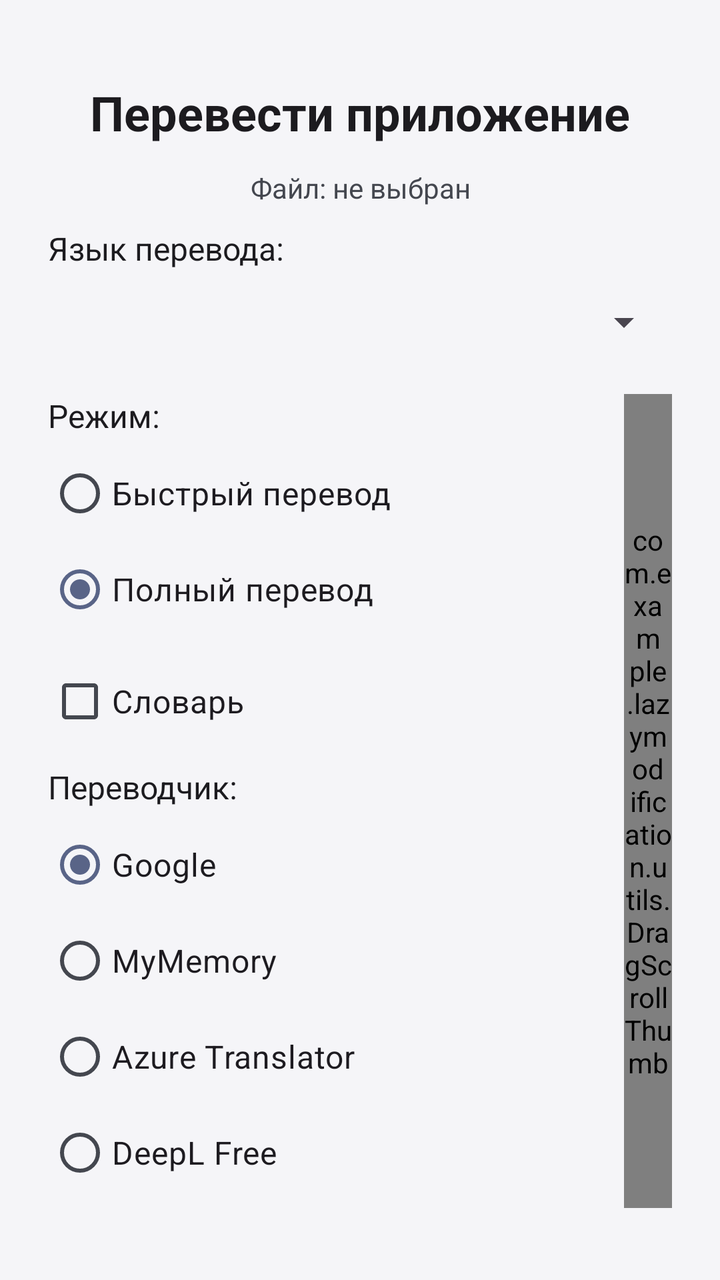
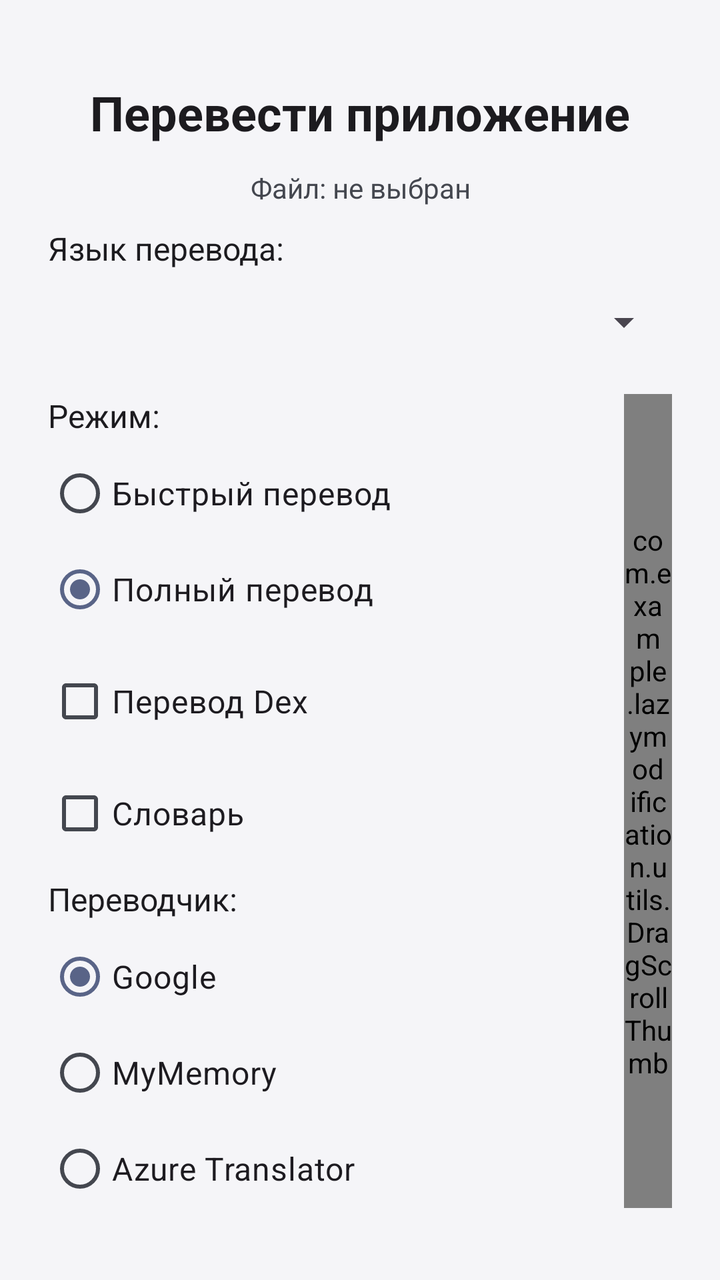

Before-and-after screenshots of an Android layout around one commit, followed by the original layout XML and the change that was made.
<!-- AndroidManifest.xml: activity theme Theme.LazyModification -->
<!-- res/layout/activity_translate_app.xml -->
<?xml version="1.0" encoding="utf-8"?>
<androidx.constraintlayout.widget.ConstraintLayout
    xmlns:android="http://schemas.android.com/apk/res/android"
    xmlns:app="http://schemas.android.com/apk/res-auto"
    android:layout_width="match_parent"
    android:layout_height="match_parent"
    android:padding="24dp">

    <TextView
        android:id="@+id/tvTitle"
        android:layout_width="wrap_content"
        android:layout_height="wrap_content"
        android:text="@string/translate_app_button"
        android:textSize="24sp"
        android:textStyle="bold"
        android:textColor="?attr/colorOnSurface"
        app:layout_constraintTop_toTopOf="parent"
        app:layout_constraintStart_toStartOf="parent"
        app:layout_constraintEnd_toEndOf="parent"
        android:layout_marginTop="16dp"/>

    <TextView
        android:id="@+id/tvFileName"
        android:layout_width="0dp"
        android:layout_height="wrap_content"
        android:text="@string/file_not_selected"
        android:textSize="14sp"
        android:textColor="?attr/colorOnSurfaceVariant"
        android:gravity="center"
        app:layout_constraintTop_toBottomOf="@id/tvTitle"
        app:layout_constraintStart_toStartOf="parent"
        app:layout_constraintEnd_toEndOf="parent"
        android:layout_marginTop="12dp"/>

    <LinearLayout
        android:id="@+id/llTargetLanguage"
        android:layout_width="0dp"
        android:layout_height="wrap_content"
        android:orientation="vertical"
        android:layout_marginTop="10dp"
        app:layout_constraintTop_toBottomOf="@id/tvFileName"
        app:layout_constraintStart_toStartOf="parent"
        app:layout_constraintEnd_toEndOf="parent">

        <TextView
            android:layout_width="wrap_content"
            android:layout_height="wrap_content"
            android:text="@string/target_language_label"
            android:textSize="16sp"
            android:textColor="?attr/colorOnSurface"/>

        <Spinner
            android:id="@+id/spTargetLanguage"
            android:layout_width="match_parent"
            android:layout_height="wrap_content"
            android:layout_marginTop="2dp"
            android:minHeight="48dp"
            android:spinnerMode="dropdown"/>

    </LinearLayout>

    <LinearLayout
        android:layout_width="0dp"
        android:layout_height="0dp"
        android:orientation="horizontal"
        app:layout_constraintTop_toBottomOf="@id/llTargetLanguage"
        app:layout_constraintBottom_toTopOf="@id/btnContinueTranslate"
        app:layout_constraintStart_toStartOf="parent"
        app:layout_constraintEnd_toEndOf="parent"
        android:layout_marginTop="12dp"
        android:layout_marginBottom="12dp">

        <ScrollView
            android:id="@+id/scrollMain"
            android:layout_width="0dp"
            android:layout_height="match_parent"
            android:layout_weight="1"
            android:scrollbars="none">

        <LinearLayout
            android:layout_width="match_parent"
            android:layout_height="wrap_content"
            android:orientation="vertical">

            <LinearLayout
                android:id="@+id/llSetup"
                android:layout_width="match_parent"
                android:layout_height="wrap_content"
                android:orientation="vertical">

                <TextView
                    android:layout_width="wrap_content"
                    android:layout_height="wrap_content"
                    android:text="@string/mode_label"
                    android:textSize="16sp"
                    android:textColor="?attr/colorOnSurface"/>

                <RadioGroup
                    android:id="@+id/rgMode"
                    android:layout_width="match_parent"
                    android:layout_height="wrap_content"
                    android:layout_marginTop="4dp">

                    <RadioButton
                        android:id="@+id/rbModeFast"
                        android:layout_width="wrap_content"
                        android:layout_height="wrap_content"
                        android:text="@string/mode_fast"
                        android:textSize="16sp"/>

                    <RadioButton
                        android:id="@+id/rbModeFull"
                        android:layout_width="wrap_content"
                        android:layout_height="wrap_content"
                        android:text="@string/mode_full"
                        android:textSize="16sp"
                        android:checked="true"/>

                </RadioGroup>

                <CheckBox
                    android:id="@+id/cbDictionary"
                    android:layout_width="match_parent"
                    android:layout_height="wrap_content"
                    android:text="@string/use_dictionary"
                    android:textSize="16sp"
                    android:layout_marginTop="8dp"/>

                <LinearLayout
                    android:id="@+id/llDictionary"
                    android:layout_width="match_parent"
                    android:layout_height="wrap_content"
                    android:orientation="vertical"
                    android:visibility="gone"
                    android:layout_marginTop="6dp">

                    <TextView
                        android:id="@+id/tvDictionaryName"
                        android:layout_width="match_parent"
                        android:layout_height="wrap_content"
                        android:text="@string/dictionary_not_selected"
                        android:textSize="13sp"
                        android:textColor="?attr/colorOnSurfaceVariant"/>

                    <com.google.android.material.button.MaterialButton
                        android:id="@+id/btnPickDictionary"
                        android:layout_width="match_parent"
                        android:layout_height="wrap_content"
                        android:layout_marginTop="6dp"
                        android:text="@string/choose_dictionary"
                        android:textSize="15sp"
                        app:icon="@android:drawable/ic_menu_search"
                        app:iconGravity="textStart"
                        app:iconPadding="8dp"/>

                </LinearLayout>

                <LinearLayout
                    android:id="@+id/llFastInput"
                    android:layout_width="match_parent"
                    android:layout_height="wrap_content"
                    android:orientation="vertical"
                    android:visibility="gone"
                    android:layout_marginTop="8dp">

                    <EditText
                        android:id="@+id/etFastStrings"
                        android:layout_width="match_parent"
                        android:layout_height="wrap_content"
                        android:hint="@string/fast_strings_hint"
                        android:inputType="textMultiLine"
                        android:minLines="3"
                        android:gravity="top"
                        android:textSize="15sp"/>

                    <TextView
                        android:layout_width="match_parent"
                        android:layout_height="wrap_content"
                        android:text="@string/fast_strings_note"
                        android:textSize="12sp"
                        android:textColor="?attr/colorOnSurfaceVariant"
                        android:layout_marginTop="4dp"/>

                </LinearLayout>

                <TextView
                    android:id="@+id/tvTranslatorLabel"
                    android:layout_width="wrap_content"
                    android:layout_height="wrap_content"
                    android:text="@string/translator_label"
                    android:textSize="16sp"
                    android:textColor="?attr/colorOnSurface"
                    android:layout_marginTop="8dp"/>

                <RadioGroup
                    android:id="@+id/rgTranslator"
                    android:layout_width="match_parent"
                    android:layout_height="wrap_content"
                    android:layout_marginTop="4dp">

                    <RadioButton
                        android:id="@+id/rbGoogle"
                        android:layout_width="wrap_content"
                        android:layout_height="wrap_content"
                        android:text="@string/translator_google"
                        android:textSize="16sp"
                        android:checked="true"/>

                    <RadioButton
                        android:id="@+id/rbMyMemory"
                        android:layout_width="wrap_content"
                        android:layout_height="wrap_content"
                        android:text="@string/translator_mymemory"
                        android:textSize="16sp"/>

                    <RadioButton
                        android:id="@+id/rbAzure"
                        android:layout_width="wrap_content"
                        android:layout_height="wrap_content"
                        android:text="@string/translator_azure"
                        android:textSize="16sp"/>

                    <RadioButton
                        android:id="@+id/rbDeepl"
                        android:layout_width="wrap_content"
                        android:layout_height="wrap_content"
                        android:text="@string/translator_deepl"
                        android:textSize="16sp"/>

                </RadioGroup>

                <LinearLayout
                    android:id="@+id/llAzure"
                    android:layout_width="match_parent"
                    android:layout_height="wrap_content"
                    android:orientation="vertical"
                    android:visibility="gone">

                    <EditText
                        android:id="@+id/etAzureKey"
                        android:layout_width="match_parent"
                        android:layout_height="wrap_content"
                        android:hint="@string/azure_key_hint"
                        android:inputType="textNoSuggestions"
                        android:textSize="15sp"/>

                    <EditText
                        android:id="@+id/etAzureRegion"
                        android:layout_width="match_parent"
                        android:layout_height="wrap_content"
                        android:hint="@string/azure_region_hint"
                        android:inputType="textNoSuggestions"
                        android:textSize="15sp"/>

                </LinearLayout>

                <LinearLayout
                    android:id="@+id/llDeepl"
                    android:layout_width="match_parent"
                    android:layout_height="wrap_content"
                    android:orientation="vertical"
                    android:visibility="gone">

                    <EditText
                        android:id="@+id/etDeeplKey"
                        android:layout_width="match_parent"
                        android:layout_height="wrap_content"
                        android:hint="@string/deepl_key_hint"
                        android:inputType="textNoSuggestions"
                        android:textSize="15sp"/>

                </LinearLayout>

                <com.google.android.material.button.MaterialButton
                    android:id="@+id/btnStartTranslate"
                    android:layout_width="match_parent"
                    android:layout_height="wrap_content"
                    android:layout_marginTop="16dp"
                    android:text="@string/start_translate"
                    android:textSize="17sp"
                    android:padding="16dp"
                    app:icon="@android:drawable/ic_menu_rotate"
                    app:iconGravity="textStart"
                    app:iconPadding="12dp"/>

            </LinearLayout>

            <LinearLayout
                android:id="@+id/llProgress"
                android:layout_width="match_parent"
                android:layout_height="wrap_content"
                android:orientation="vertical"
                android:gravity="center"
                android:visibility="gone"
                android:layout_marginTop="16dp">

                <ProgressBar
                    android:id="@+id/progressBar"
                    android:layout_width="wrap_content"
                    android:layout_height="wrap_content"/>

                <TextView
                    android:id="@+id/tvStatus"
                    android:layout_width="match_parent"
                    android:layout_height="wrap_content"
                    android:text=""
                    android:textSize="16sp"
                    android:textColor="?attr/colorOnSurfaceVariant"
                    android:gravity="center"
                    android:layout_marginTop="12dp"/>

            </LinearLayout>

            <TextView
                android:id="@+id/tvPreviewTitle"
                android:layout_width="match_parent"
                android:layout_height="wrap_content"
                android:text=""
                android:textSize="16sp"
                android:textStyle="bold"
                android:textColor="?attr/colorOnSurface"
                android:visibility="gone"
                android:layout_marginTop="16dp"/>

            <LinearLayout
                android:id="@+id/llPreview"
                android:layout_width="match_parent"
                android:layout_height="wrap_content"
                android:orientation="vertical"
                android:layout_marginTop="8dp"/>

        </LinearLayout>
        </ScrollView>

        <com.example.lazymodification.utils.DragScrollThumb
            android:id="@+id/translateScrollThumb"
            android:layout_width="24dp"
            android:layout_height="match_parent" />
    </LinearLayout>

    <com.google.android.material.button.MaterialButton
        android:id="@+id/btnContinueTranslate"
        android:layout_width="0dp"
        android:layout_height="wrap_content"
        android:text="@string/continue_translate"
        android:textSize="17sp"
        android:padding="14dp"
        android:visibility="gone"
        app:icon="@android:drawable/ic_menu_rotate"
        app:iconGravity="textStart"
        app:iconPadding="12dp"
        app:layout_constraintBottom_toTopOf="@id/btnCreateDictionary"
        app:layout_constraintStart_toStartOf="parent"
        app:layout_constraintEnd_toEndOf="parent"
        android:layout_marginBottom="8dp"/>

    <com.google.android.material.button.MaterialButton
        android:id="@+id/btnCreateDictionary"
        android:layout_width="0dp"
        android:layout_height="wrap_content"
        android:text="@string/create_dictionary"
        android:textSize="17sp"
        android:padding="14dp"
        android:visibility="gone"
        app:icon="@android:drawable/ic_menu_edit"
        app:iconGravity="textStart"
        app:iconPadding="12dp"
        app:layout_constraintBottom_toTopOf="@id/btnApply"
        app:layout_constraintStart_toStartOf="parent"
        app:layout_constraintEnd_toEndOf="parent"
        android:layout_marginBottom="8dp"/>

    <com.google.android.material.button.MaterialButton
        android:id="@+id/btnApply"
        android:layout_width="0dp"
        android:layout_height="wrap_content"
        android:text="@string/apply_translations"
        android:textSize="18sp"
        android:padding="16dp"
        android:visibility="gone"
        app:icon="@android:drawable/ic_menu_save"
        app:iconGravity="textStart"
        app:iconPadding="12dp"
        app:layout_constraintBottom_toBottomOf="parent"
        app:layout_constraintStart_toStartOf="parent"
        app:layout_constraintEnd_toEndOf="parent"
        android:layout_marginBottom="16dp"/>

</androidx.constraintlayout.widget.ConstraintLayout>
<!-- resources referenced by this layout -->
<resources>
  <string name="apply_translations">Применить перевод</string>
  <string name="azure_key_hint">Ключ Azure Translator</string>
  <string name="azure_region_hint">Регион Azure (например: westeurope)</string>
  <string name="choose_dictionary">Выбрать словарь</string>
  <string name="continue_translate">Доперевести</string>
  <string name="create_dictionary">Создать Словарь</string>
  <string name="deepl_key_hint">Ключ DeepL</string>
  <string name="dictionary_not_selected">Файл словаря не выбран</string>
  <string name="fast_strings_hint">Строки для перевода, через запятую</string>
  <string name="fast_strings_note">Строки через запятую. Переводчик: MyMemory.</string>
  <string name="file_not_selected">Файл: не выбран</string>
  <string name="mode_fast">Быстрый перевод</string>
  <string name="mode_full">Полный перевод</string>
  <string name="mode_label">Режим:</string>
  <string name="start_translate">Редактор</string>
  <string name="target_language_label">Язык перевода:</string>
  <string name="translate_app_button">Перевести приложение</string>
  <string name="translator_azure">Azure Translator</string>
  <string name="translator_deepl">DeepL Free</string>
  <string name="translator_google">Google</string>
  <string name="translator_label">Переводчик:</string>
  <string name="translator_mymemory">MyMemory</string>
  <string name="use_dictionary">Словарь</string>
  <style name="Theme.LazyModification" parent="Base.Theme.LazyModification" />
  <style name="ThemeOverlay.LazyModification.Dialog" parent="ThemeOverlay.Material3.MaterialAlertDialog">
          <item name="shapeAppearanceOverlay">@style/ShapeAppearanceOverlay.LazyModification.Dialog</item>
          <item name="editTextStyle">@style/Widget.LazyModification.EditText</item>
          <item name="android:editTextStyle">@style/Widget.LazyModification.EditText</item>
      </style>
  <style name="Widget.LazyModification.EditText" parent="Widget.AppCompat.EditText">
          <item name="android:background">@drawable/rounded_input_background</item>
          <item name="android:backgroundTint">@null</item>
          <item name="backgroundTint">@null</item>
          <item name="android:textColor">?attr/colorOnSurface</item>
          <item name="android:textColorHint">?attr/colorOnSurfaceVariant</item>
          <item name="android:minHeight">56dp</item>
          <item name="android:padding">12dp</item>
      </style>
  <style name="Widget.LazyModification.Button" parent="Widget.Material3.Button">
          <item name="backgroundTint">#596487</item>
          <item name="android:textColor">#FFFFFF</item>
          <item name="iconTint">#FFFFFF</item>
          <item name="rippleColor">#33FFFFFF</item>
          <item name="cornerRadius">12dp</item>
      </style>
  <style name="Widget.LazyModification.Button.Outlined" parent="Widget.Material3.Button.OutlinedButton">
          <item name="strokeColor">#596487</item>
          <item name="android:textColor">#596487</item>
          <item name="iconTint">#596487</item>
          <item name="rippleColor">#1F596487</item>
          <item name="cornerRadius">12dp</item>
      </style>
  <style name="ShapeAppearanceOverlay.LazyModification.Dialog" parent="">
          <item name="cornerFamily">rounded</item>
          <item name="cornerSize">24dp</item>
      </style>
  <!-- drawable rounded_input_background (drawable) -->
  <selector xmlns:android="http://schemas.android.com/apk/res/android">
      <item android:state_focused="true">
          <shape>
              <solid android:color="?attr/colorSurface" />
              <stroke android:width="2dp" android:color="?attr/colorPrimary" />
              <corners android:radius="12dp" />
          </shape>
      </item>
      <item>
          <shape>
              <solid android:color="?attr/colorSurface" />
              <stroke android:width="1dp" android:color="?attr/colorOutline" />
              <corners android:radius="12dp" />
          </shape>
      </item>
  </selector>
  <!-- unchanged entries left out for length: 1 -->
</resources>

<!-- the commit's change to res/layout/activity_translate_app.xml (unified diff, before → after) -->
@@ -119,6 +119,14 @@
                 </RadioGroup>
 
                 <CheckBox
+                    android:id="@+id/cbTranslateDex"
+                    android:layout_width="match_parent"
+                    android:layout_height="wrap_content"
+                    android:text="@string/translate_dex"
+                    android:textSize="16sp"
+                    android:layout_marginTop="8dp"/>
+
+                <CheckBox
                     android:id="@+id/cbDictionary"
                     android:layout_width="match_parent"
                     android:layout_height="wrap_content"
@@ -192,42 +200,52 @@
                     android:textColor="?attr/colorOnSurface"
                     android:layout_marginTop="8dp"/>
 
-                <RadioGroup
-                    android:id="@+id/rgTranslator"
-                    android:layout_width="match_parent"
-                    android:layout_height="wrap_content"
-                    android:layout_marginTop="4dp">
-
-                    <RadioButton
-                        android:id="@+id/rbGoogle"
-                        android:layout_width="wrap_content"
-                        android:layout_height="wrap_content"
-                        android:text="@string/translator_google"
-                        android:textSize="16sp"
-                        android:checked="true"/>
-
-                    <RadioButton
-                        android:id="@+id/rbMyMemory"
-                        android:layout_width="wrap_content"
-                        android:layout_height="wrap_content"
-                        android:text="@string/translator_mymemory"
-                        android:textSize="16sp"/>
-
-                    <RadioButton
-                        android:id="@+id/rbAzure"
-                        android:layout_width="wrap_content"
-                        android:layout_height="wrap_content"
-                        android:text="@string/translator_azure"
-                        android:textSize="16sp"/>
-
-                    <RadioButton
-                        android:id="@+id/rbDeepl"
-                        android:layout_width="wrap_content"
-                        android:layout_height="wrap_content"
-                        android:text="@string/translator_deepl"
-                        android:textSize="16sp"/>
-
-                </RadioGroup>
+                <androidx.core.widget.NestedScrollView
+                    android:id="@+id/scrollTranslator"
+                    android:layout_width="match_parent"
+                    android:layout_height="180dp"
+                    android:layout_marginTop="4dp"
+                    android:fillViewport="true"
+                    android:overScrollMode="ifContentScrolls"
+                    android:scrollbars="none">
+
+                    <RadioGroup
+                        android:id="@+id/rgTranslator"
+                        android:layout_width="match_parent"
+                        android:layout_height="wrap_content">
+
+                        <RadioButton
+                            android:id="@+id/rbGoogle"
+                            android:layout_width="wrap_content"
+                            android:layout_height="wrap_content"
+                            android:text="@string/translator_google"
+                            android:textSize="16sp"
+                            android:checked="true"/>
+
+                        <RadioButton
+                            android:id="@+id/rbMyMemory"
+                            android:layout_width="wrap_content"
+                            android:layout_height="wrap_content"
+                            android:text="@string/translator_mymemory"
+                            android:textSize="16sp"/>
+
+                        <RadioButton
+                            android:id="@+id/rbAzure"
+                            android:layout_width="wrap_content"
+                            android:layout_height="wrap_content"
+                            android:text="@string/translator_azure"
+                            android:textSize="16sp"/>
+
+                        <RadioButton
+                            android:id="@+id/rbDeepl"
+                            android:layout_width="wrap_content"
+                            android:layout_height="wrap_content"
+                            android:text="@string/translator_deepl"
+                            android:textSize="16sp"/>
+
+                    </RadioGroup>
+
+                </androidx.core.widget.NestedScrollView>
 
                 <LinearLayout
                     android:id="@+id/llAzure"
<!-- resource entries referenced after the edit -->
@@ -17,6 +17,7 @@
   <string name="start_translate">Редактор</string>
   <string name="target_language_label">Язык перевода:</string>
   <string name="translate_app_button">Перевести приложение</string>
+  <string name="translate_dex">Перевод Dex</string>
   <string name="translator_azure">Azure Translator</string>
   <string name="translator_deepl">DeepL Free</string>
   <string name="translator_google">Google</string>
